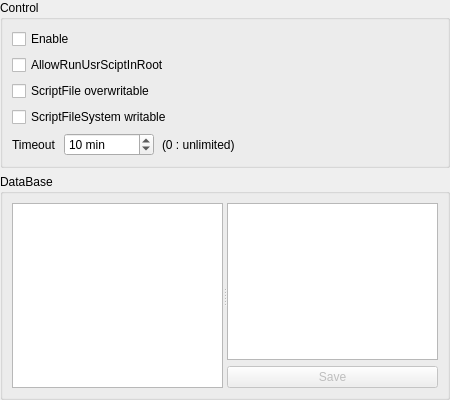
Wing-summer/WingHexExplorer2, file src/settings/scriptsettingdialog.ui: the form before one commit.
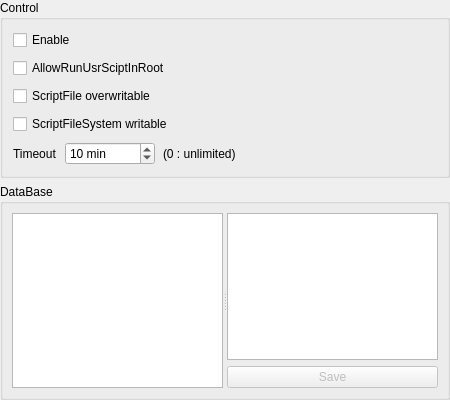
The form after the commit. Custom widgets are drawn as their Qt base class.

```diff
--- a/src/settings/scriptsettingdialog.ui
+++ b/src/settings/scriptsettingdialog.ui
@@ -38,6 +38,21 @@
       <string>Control</string>
      </property>
      <layout class="QVBoxLayout" name="verticalLayout_2">
+      <property name="spacing">
+       <number>8</number>
+      </property>
+      <property name="leftMargin">
+       <number>10</number>
+      </property>
+      <property name="topMargin">
+       <number>10</number>
+      </property>
+      <property name="rightMargin">
+       <number>10</number>
+      </property>
+      <property name="bottomMargin">
+       <number>10</number>
+      </property>
       <item>
        <widget class="QCheckBox" name="cbEnable">
         <property name="text">
```
